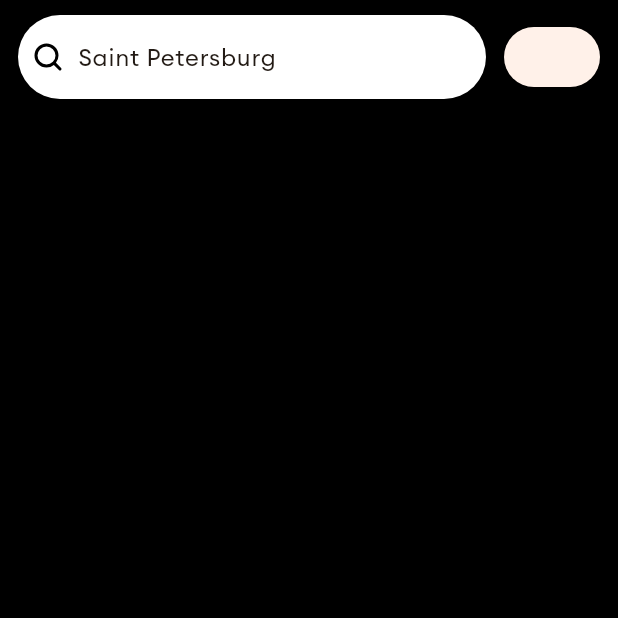
After one commit to faithomotoso/m_point_assessment, a Flutter app: the MapView screen opened directly, on a phone screen of 412 x 824 dp, the top half of it. The commit adds this screen. Run offline on Flutter 3.47's test engine with Material 3 defaults, Android fonts, the phone set to English and light mode, and no system bars; our stand-ins replace flutter_keyboard_visibility, flutter_svg.

Commit message:
WIP top section of map view

```diff
--- a/lib/ui/pages/dashboard.dart
+++ b/lib/ui/pages/dashboard.dart
@@ -1,5 +1,6 @@
 import 'package:flutter/material.dart';
 import 'package:m_point_assessment/ui/pages/home.dart';
+import 'package:m_point_assessment/ui/pages/map.dart';
 import 'package:m_point_assessment/ui/widgets/bottom_navigation_bar.dart';
 
 class Dashboard extends StatefulWidget {
@@ -35,6 +36,7 @@ class _DashboardState extends State<Dashboard> {
                   child: Builder(
                     builder: (ctx) {
                       return switch (index) {
+                        0 => const MapView(),
                         2 => const HomePage(),
                         _ => const SizedBox()
                       };
--- /dev/null
+++ b/lib/ui/pages/map.dart
@@ -0,0 +1,50 @@
+import 'package:flutter/material.dart';
+import 'package:flutter_svg/flutter_svg.dart';
+import 'package:m_point_assessment/ui/utils/asset_paths.dart';
+import 'package:m_point_assessment/ui/widgets/search.dart';
+
+class MapView extends StatefulWidget {
+  const MapView({super.key});
+
+  @override
+  State<MapView> createState() => _MapViewState();
+}
+
+class _MapViewState extends State<MapView> {
+  @override
+  Widget build(BuildContext context) {
+    return Scaffold(
+      body: Stack(
+        children: [
+          Positioned.fill(
+              child: DecoratedBox(
+            decoration: BoxDecoration(color: Colors.black),
+          )),
+          Positioned.fill(
+            child: SafeArea(
+              child: Padding(
+                padding: EdgeInsets.symmetric(horizontal: 12, vertical: 10),
+                child: Column(
+                  children: [
+                    Row(
+                      children: [
+                        Expanded(child: SearchWidget()),
+                        const SizedBox(
+                          width: 12,
+                        ),
+                        ElevatedButton.icon(
+                            onPressed: () {},
+                            // icon: SvgPicture.asset(SvgPaths.),
+                            label: const SizedBox())
+                      ],
+                    )
+                  ],
+                ),
+              ),
+            ),
+          )
+        ],
+      ),
+    );
+  }
+}
--- a/lib/ui/utils/asset_paths.dart
+++ b/lib/ui/utils/asset_paths.dart
@@ -6,6 +6,7 @@ final class SvgPaths {
   static const String home = "$_base/home.svg";
   static const String profile = "$_base/profile.svg";
   static const String searchFilled = "$_base/search-filled.svg";
+  static const String searchOutlined = "$_base/search-outline.svg";
   static const String location = "$_base/location.svg";
 }
 
--- a/lib/ui/widgets/bottom_navigation_bar.dart
+++ b/lib/ui/widgets/bottom_navigation_bar.dart
@@ -1,4 +1,5 @@
 import 'package:flutter/material.dart';
+import 'package:flutter_keyboard_visibility/flutter_keyboard_visibility.dart';
 import 'package:flutter_svg/flutter_svg.dart';
 import 'package:m_point_assessment/ui/utils/colors.dart';
 
@@ -40,6 +41,11 @@ class AppBottomNavigationBar extends StatelessWidget {
       ),
     ];
 
+    return KeyboardVisibilityBuilder(builder: (ctx, isKeyboardVisible) {
+      if (isKeyboardVisible) {
+        return const SizedBox();
+      }
+
       return Container(
         decoration: BoxDecoration(
           color: AppColors.c202020,
@@ -62,6 +68,7 @@ class AppBottomNavigationBar extends StatelessWidget {
           ),
         ),
       );
+    });
   }
 }
 
--- /dev/null
+++ b/lib/ui/widgets/search.dart
@@ -0,0 +1,33 @@
+import 'package:flutter/material.dart';
+import 'package:flutter_svg/flutter_svg.dart';
+import 'package:m_point_assessment/ui/utils/asset_paths.dart';
+
+class SearchWidget extends StatefulWidget {
+  const SearchWidget({super.key});
+
+  @override
+  State<SearchWidget> createState() => _SearchWidgetState();
+}
+
+class _SearchWidgetState extends State<SearchWidget> {
+  final TextEditingController _controller =
+      TextEditingController(text: "Saint Petersburg");
+
+  @override
+  void dispose() {
+    _controller.dispose();
+
+    super.dispose();
+  }
+
+  @override
+  Widget build(BuildContext context) {
+    return SearchBar(
+      controller: _controller,
+      backgroundColor: const MaterialStatePropertyAll(Colors.white),
+      surfaceTintColor: const MaterialStatePropertyAll(Colors.white),
+      hintText: "Search",
+      leading: SvgPicture.asset(SvgPaths.searchOutlined),
+    );
+  }
+}
--- a/pubspec.yaml
+++ b/pubspec.yaml
@@ -38,6 +38,7 @@ dependencies:
   flutter_svg: ^2.0.10+1
   intl: ^0.19.0
   flutter_staggered_grid_view: ^0.7.0
+  flutter_keyboard_visibility: ^6.0.0
 
 dev_dependencies:
   flutter_test:
```
Also changed, not shown: assets/svg/search-outline.svg (added), pubspec.lock. Lines whose indentation alone changed are shown as unchanged.
